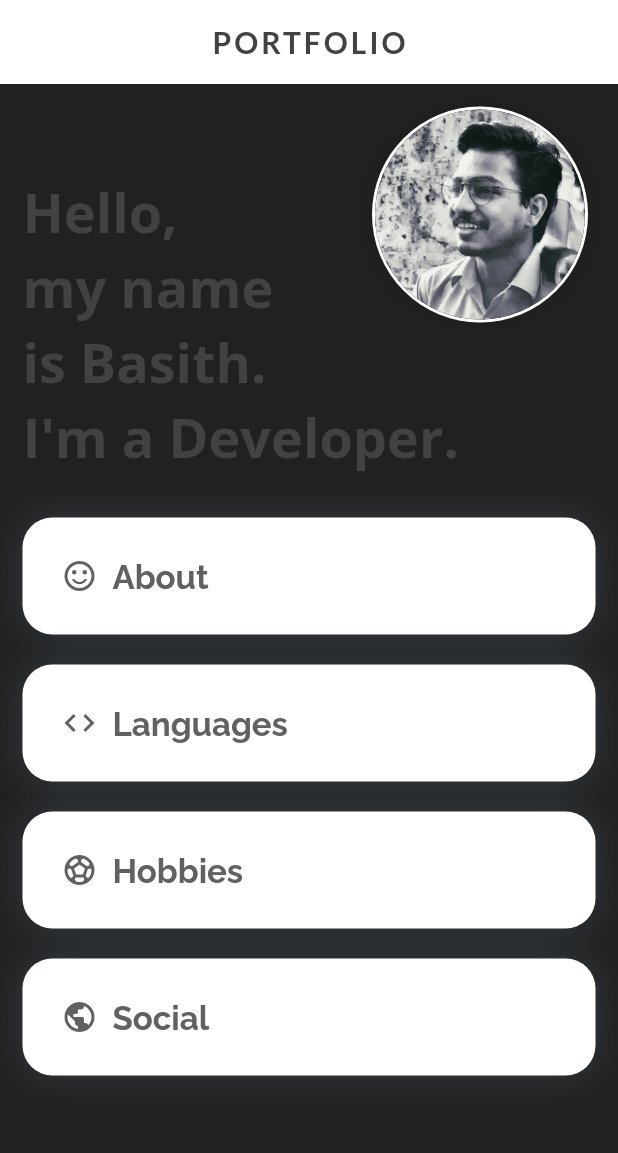
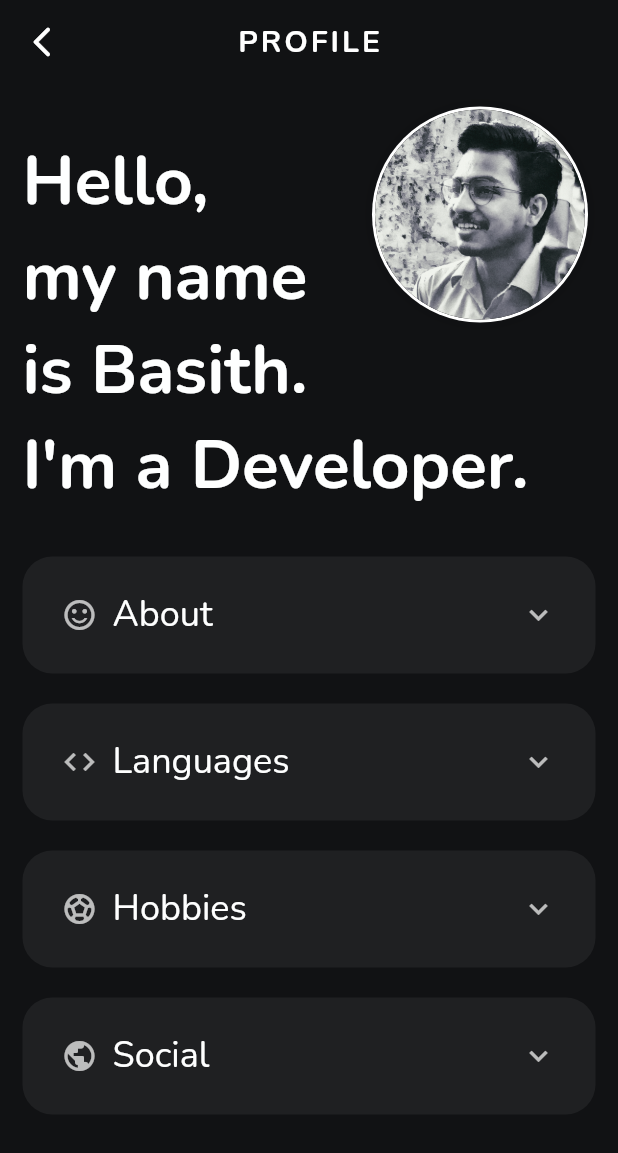
Before and after one commit to Basith-P/BiF-News, a Flutter app: the ProfilePage screen opened by its route, on a phone screen of 412 x 824 dp. Shown: the top 1153 px of the screen. Run offline on Flutter 3.47's test engine with Material 2 defaults, Android fonts, the light colour scheme and no system bars; our stand-ins replace google_fonts.

Commit message:
Change profile screen theme

```diff
--- a/lib/config/routes.dart
+++ b/lib/config/routes.dart
@@ -1,7 +1,7 @@
 import 'package:flutter/material.dart';
 
-import '/screens/home_screen.dart';
-import '/screens/profile_screen.dart';
+import '/screens/home_page.dart';
+import '../screens/profile_page.dart';
 
 const String homePage = 'home';
 const String profilePage = 'profile';
@@ -13,6 +13,6 @@ Route<dynamic> controller(RouteSettings settings) {
     case profilePage:
       return MaterialPageRoute(builder: (context) => const ProfilePage());
     default:
-      throw ('This route name does not exist');
+      throw ('This route name does not exists');
   }
 }
--- a/lib/main.dart
+++ b/lib/main.dart
@@ -21,6 +21,7 @@ class BifNewsApp extends StatelessWidget {
     return MaterialApp(
       title: 'BiF News',
       theme: themeData,
+      debugShowCheckedModeBanner: false,
       onGenerateRoute: route.controller,
       initialRoute: route.homePage,
     );
--- a/lib/screens/profile_screen.dart
+++ b/lib/screens/profile_page.dart
@@ -15,12 +15,17 @@ class ProfilePage extends StatelessWidget {
   Widget build(BuildContext context) {
     return Scaffold(
       appBar: AppBar(
-        backgroundColor: Colors.white,
+        leading: IconButton(
+          onPressed: () {
+            Navigator.pop(context);
+          },
+          icon: const Icon(Icons.arrow_back_ios_new_rounded),
+        ),
+        backgroundColor: const Color(0xff111214),
         elevation: 0,
-        title: Text(
-          'PORTFOLIO',
+        title: const Text(
+          'PROFILE',
           style: TextStyle(
-            color: Colors.grey[800],
             fontWeight: FontWeight.bold,
             fontSize: 20,
             letterSpacing: 2,
@@ -42,7 +47,7 @@ class ProfilePage extends StatelessWidget {
                     Expanded(
                       child: Text(
                         'Hello,\nmy name',
-                        style: Theme.of(context).textTheme.headline1,
+                        style: Theme.of(context).textTheme.headline3,
                       ),
                     ),
                     Container(
@@ -64,7 +69,7 @@ class ProfilePage extends StatelessWidget {
                 ),
                 Text(
                   'is Basith.\nI\'m a Developer.',
-                  style: Theme.of(context).textTheme.headline1,
+                  style: Theme.of(context).textTheme.headline3,
                 ),
                 const SizedBox(height: 20),
                 buildCustomCard(
--- a/lib/themes/theme.dart
+++ b/lib/themes/theme.dart
@@ -2,24 +2,18 @@ import 'package:flutter/material.dart';
 import 'package:google_fonts/google_fonts.dart';
 
 var themeData = ThemeData.dark().copyWith(
-  scaffoldBackgroundColor: Colors.grey[900],
-  textTheme: ThemeData.light().textTheme.copyWith(
-        headline1: GoogleFonts.openSans(
-          color: Colors.grey[800],
-          fontSize: 36,
+  scaffoldBackgroundColor: const Color(0xff111214),
+  textTheme: ThemeData.dark().textTheme.copyWith(
+        headline3: GoogleFonts.nunito(
+          color: const Color(0xffFEFFFF),
           fontWeight: FontWeight.bold,
           height: 1.4,
         ),
-        headline6: GoogleFonts.lato(
-          height: 1.3,
-          fontSize: 18,
-          color: Colors.grey[700],
+        headline5: GoogleFonts.nunito(
+          color: const Color(0xffFEFFFF),
         ),
-        headline3: GoogleFonts.raleway(
-          height: 1.3,
-          fontSize: 22,
-          color: Colors.grey[700],
-          fontWeight: FontWeight.bold,
+        headline6: GoogleFonts.nunito(
+          color: const Color(0xffFEFFFF),
         ),
       ),
 );
--- a/lib/widgets/custom_card.dart
+++ b/lib/widgets/custom_card.dart
@@ -1,34 +1,23 @@
 import 'package:flutter/material.dart';
 
 Widget buildCustomCard(BuildContext context, IconData icon, String title, List<Widget> children) {
-  return GestureDetector(
-    child: Container(
+  return Container(
     margin: const EdgeInsets.symmetric(vertical: 10),
     padding: const EdgeInsets.all(10),
     decoration: BoxDecoration(
-        color: Colors.white,
+      color: const Color(0xff1F2022),
       borderRadius: BorderRadius.circular(20),
-        boxShadow: [
-          BoxShadow(
-            color: const Color(0xff6d8dad).withOpacity(0.25),
-            blurRadius: 20,
-            offset: Offset.zero,
-          )
-        ],
     ),
     child: Theme(
       data: Theme.of(context).copyWith(dividerColor: Colors.transparent),
       child: ExpansionTile(
         title: Row(
           children: [
-              Icon(
-                icon,
-                color: Colors.grey[700],
-              ),
+            Icon(icon),
             const SizedBox(width: 10),
             Text(
               title,
-                style: Theme.of(context).textTheme.headline3,
+              style: Theme.of(context).textTheme.headline5,
             ),
           ],
         ),
@@ -36,6 +25,5 @@ Widget buildCustomCard(BuildContext context, IconData icon, String title, List<W
         children: children,
       ),
     ),
-    ),
   );
 }
--- a/lib/widgets/list_tile_text.dart
+++ b/lib/widgets/list_tile_text.dart
@@ -11,12 +11,18 @@ class ListTileText extends StatelessWidget {
     return Column(
       children: [
         ListTile(
-          trailing: Icon(icon),
+          trailing: Icon(
+            icon,
+            color: Colors.white60,
+          ),
           title: Text(
             title,
             style: Theme.of(context).textTheme.headline6,
           ),
         ),
+        Divider(
+          color: Colors.grey.withOpacity(0.1),
+        ),
       ],
     );
   }
```
Also changed, not shown: lib/screens/home_page.dart (renamed from lib/screens/home_screen.dart). Lines whose indentation alone changed are shown as unchanged.
